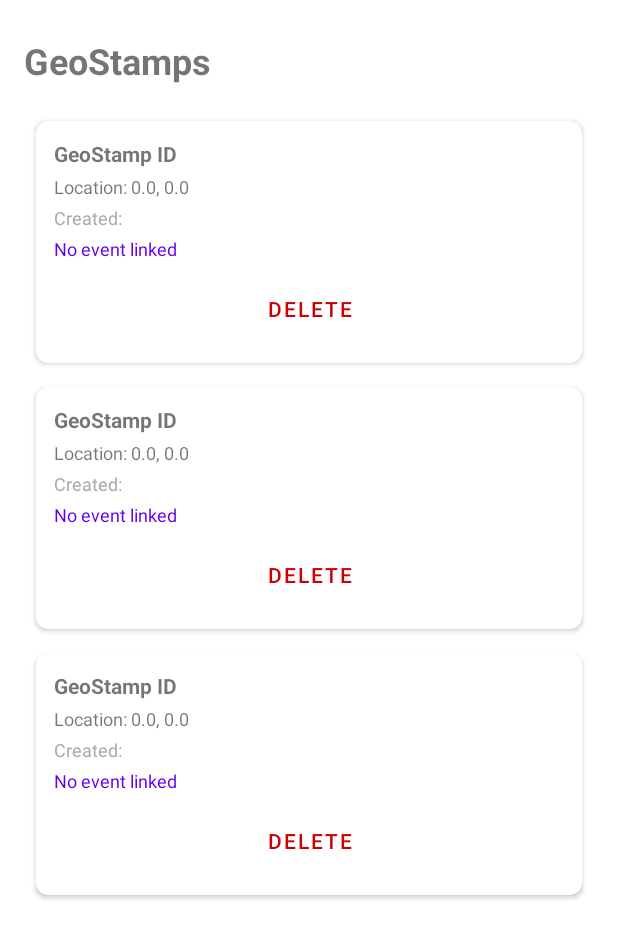
After one commit to jar-black/Geoevent-android, an Android app: the layout fragment_geostamps.xml on its own in the app's theme, with its tools: preview values and no code run, on a phone screen of 412 x 824 dp. The commit adds this screen. Shown: the top 938 px of the screen. Run offline under Robolectric (Android 15) with nearby library versions, the phone set to English and light mode, and no system bars; network calls fail.

Commit message:
Phase 4: GeoStamps Fragment with CRUD operations (#7)
This commit implements the GeoStamps tab with full management:
- Updated GeoStampsViewModel with CRUD operations
- Implemented loadGeoStamps() to fetch all user's stamps
- Implemented deleteGeoStamp() with API integration
- Implemented linkToEvent() for future event linking
- Created new fragment_geostamps.xml layout
- Created GeoStampsAdapter with delete action button
- Created item_geostamp_actions.xml with delete button
- Updated GeoStampsFragment with full functionality
- Added empty state when no geostamps exist
- Added delete confirmation dialog
- Loading states and error handling
- Auto-refresh after delete operation
- Toast notifications for user feedback

Features:
- View all geostamps in a list
- Delete geostamps with confirmation dialog
- Empty state with helpful message
- Real-time list updates after operations
- Proper error handling
- Material Design UI

User Flow:
1. View all geostamps in the GeoStamps tab
2. Click "Delete" on any geostamp
3. Confirm deletion in dialog
4. Geostamp deleted from server
5. List auto-refreshes

Generated with [Claude Code](https://claude.com/claude-code)

Co-authored-by: Claude <noreply@anthropic.com>

```diff
--- /dev/null
+++ b/app/src/main/res/layout/fragment_geostamps.xml
@@ -0,0 +1,55 @@
+<?xml version="1.0" encoding="utf-8"?>
+<androidx.constraintlayout.widget.ConstraintLayout xmlns:android="http://schemas.android.com/apk/res/android"
+    xmlns:app="http://schemas.android.com/apk/res-auto"
+    xmlns:tools="http://schemas.android.com/tools"
+    android:layout_width="match_parent"
+    android:layout_height="match_parent"
+    android:padding="16dp"
+    tools:context=".ui.geostamps.GeoStampsFragment">
+
+    <TextView
+        android:id="@+id/text_title"
+        android:layout_width="wrap_content"
+        android:layout_height="wrap_content"
+        android:text="GeoStamps"
+        android:textSize="24sp"
+        android:textStyle="bold"
+        app:layout_constraintTop_toTopOf="parent"
+        app:layout_constraintStart_toStartOf="parent"
+        android:layout_marginTop="8dp" />
+
+    <ProgressBar
+        android:id="@+id/progress_bar"
+        android:layout_width="wrap_content"
+        android:layout_height="wrap_content"
+        android:visibility="gone"
+        app:layout_constraintTop_toBottomOf="@id/text_title"
+        app:layout_constraintStart_toStartOf="parent"
+        app:layout_constraintEnd_toEndOf="parent"
+        android:layout_marginTop="16dp" />
+
+    <TextView
+        android:id="@+id/text_empty"
+        android:layout_width="wrap_content"
+        android:layout_height="wrap_content"
+        android:text="No GeoStamps yet.\nGo to Dashboard to create one!"
+        android:textSize="16sp"
+        android:textAlignment="center"
+        android:visibility="gone"
+        app:layout_constraintTop_toTopOf="parent"
+        app:layout_constraintBottom_toBottomOf="parent"
+        app:layout_constraintStart_toStartOf="parent"
+        app:layout_constraintEnd_toEndOf="parent" />
+
+    <androidx.recyclerview.widget.RecyclerView
+        android:id="@+id/recycler_stamps"
+        android:layout_width="0dp"
+        android:layout_height="0dp"
+        app:layout_constraintTop_toBottomOf="@id/text_title"
+        app:layout_constraintBottom_toBottomOf="parent"
+        app:layout_constraintStart_toStartOf="parent"
+        app:layout_constraintEnd_toEndOf="parent"
+        android:layout_marginTop="16dp"
+        tools:listitem="@layout/item_geostamp_actions" />
+
+</androidx.constraintlayout.widget.ConstraintLayout>
--- /dev/null
+++ b/app/src/main/res/layout/item_geostamp_actions.xml
@@ -0,0 +1,68 @@
+<?xml version="1.0" encoding="utf-8"?>
+<com.google.android.material.card.MaterialCardView xmlns:android="http://schemas.android.com/apk/res/android"
+    xmlns:app="http://schemas.android.com/apk/res-auto"
+    android:layout_width="match_parent"
+    android:layout_height="wrap_content"
+    android:layout_margin="8dp"
+    app:cardElevation="2dp"
+    app:cardCornerRadius="8dp">
+
+    <LinearLayout
+        android:layout_width="match_parent"
+        android:layout_height="wrap_content"
+        android:orientation="vertical"
+        android:padding="12dp">
+
+        <TextView
+            android:id="@+id/text_stamp_id"
+            android:layout_width="wrap_content"
+            android:layout_height="wrap_content"
+            android:text="GeoStamp ID"
+            android:textStyle="bold"
+            android:textSize="14sp" />
+
+        <TextView
+            android:id="@+id/text_location"
+            android:layout_width="wrap_content"
+            android:layout_height="wrap_content"
+            android:text="Location: 0.0, 0.0"
+            android:textSize="12sp"
+            android:layout_marginTop="4dp" />
+
+        <TextView
+            android:id="@+id/text_timestamp"
+            android:layout_width="wrap_content"
+            android:layout_height="wrap_content"
+            android:text="Created: "
+            android:textSize="12sp"
+            android:textColor="@android:color/darker_gray"
+            android:layout_marginTop="4dp" />
+
+        <TextView
+            android:id="@+id/text_event_status"
+            android:layout_width="wrap_content"
+            android:layout_height="wrap_content"
+            android:text="No event linked"
+            android:textSize="12sp"
+            android:textColor="?attr/colorPrimary"
+            android:layout_marginTop="4dp" />
+
+        <LinearLayout
+            android:layout_width="match_parent"
+            android:layout_height="wrap_content"
+            android:orientation="horizontal"
+            android:layout_marginTop="8dp">
+
+            <com.google.android.material.button.MaterialButton
+                android:id="@+id/button_delete"
+                style="@style/Widget.MaterialComponents.Button.TextButton"
+                android:layout_width="0dp"
+                android:layout_height="wrap_content"
+                android:layout_weight="1"
+                android:text="Delete"
+                android:textColor="@android:color/holo_red_dark" />
+
+        </LinearLayout>
+
+    </LinearLayout>
+</com.google.android.material.card.MaterialCardView>
```
Also changed, not shown: app/src/main/java/com/geoevent/ui/geostamps/GeoStampsAdapter.kt (added, +71 -0 lines), app/src/main/java/com/geoevent/ui/geostamps/GeoStampsFragment.kt (+69 -14 lines), app/src/main/java/com/geoevent/ui/geostamps/GeoStampsViewModel.kt (+95 -5 lines).
